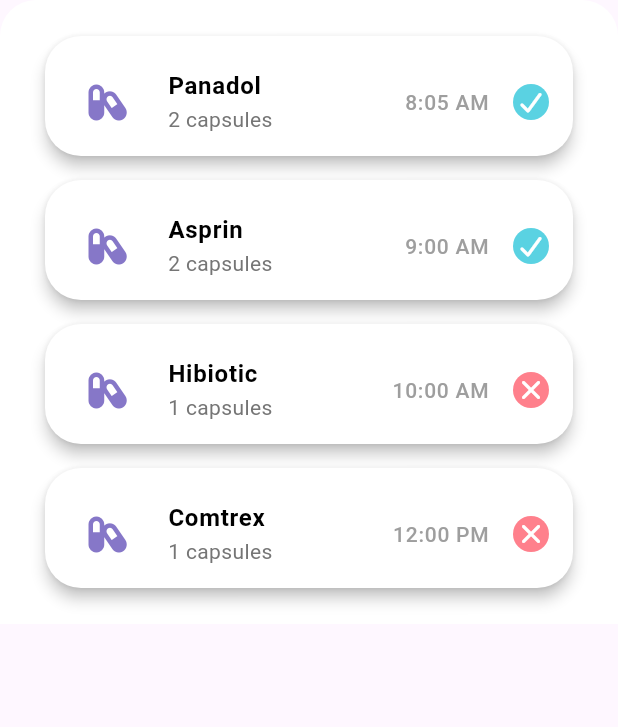
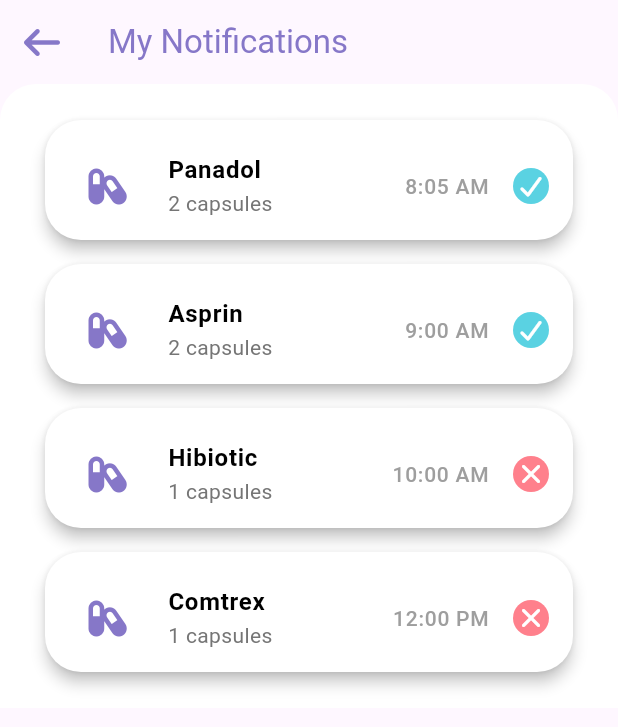
Before and after one commit to YoussefSameh1/NABD, a Flutter app: the RelativeNotification screen opened directly, on a phone screen of 412 x 824 dp. Shown: the top 727 px of the screen. Run offline on Flutter 3.47's test engine with Material 3 defaults, Android fonts, the phone set to English and light mode, and no system bars; our stand-ins replace font_awesome_flutter.

Commit message:
add update to relative_botive screen

```diff
--- a/lib/views/relative_notif.dart
+++ b/lib/views/relative_notif.dart
@@ -9,7 +9,20 @@ class RelativeNotification extends StatelessWidget {
 
   @override
   Widget build(BuildContext context) {
-    return Container(
+    return Scaffold(
+      appBar: AppBar(
+        leading: IconButton(
+          icon: const FaIcon(
+            FontAwesomeIcons.arrowLeft,
+            color: Color(0xff8677C8),
+          ),
+          onPressed: () {
+            Navigator.pop(context);
+          },
+        ),
+        title: Text('My Notifications', style: TextStyle(color: Color(0xff8677C8))),
+      ),
+      body: Container(
         width: double.infinity,
         decoration: const BoxDecoration(
           color: Colors.white,
@@ -53,6 +66,7 @@ class RelativeNotification extends StatelessWidget {
             ),
           ],
         ),
+      ),
     );
   }
 }
```
Lines whose indentation alone changed are shown as unchanged.
